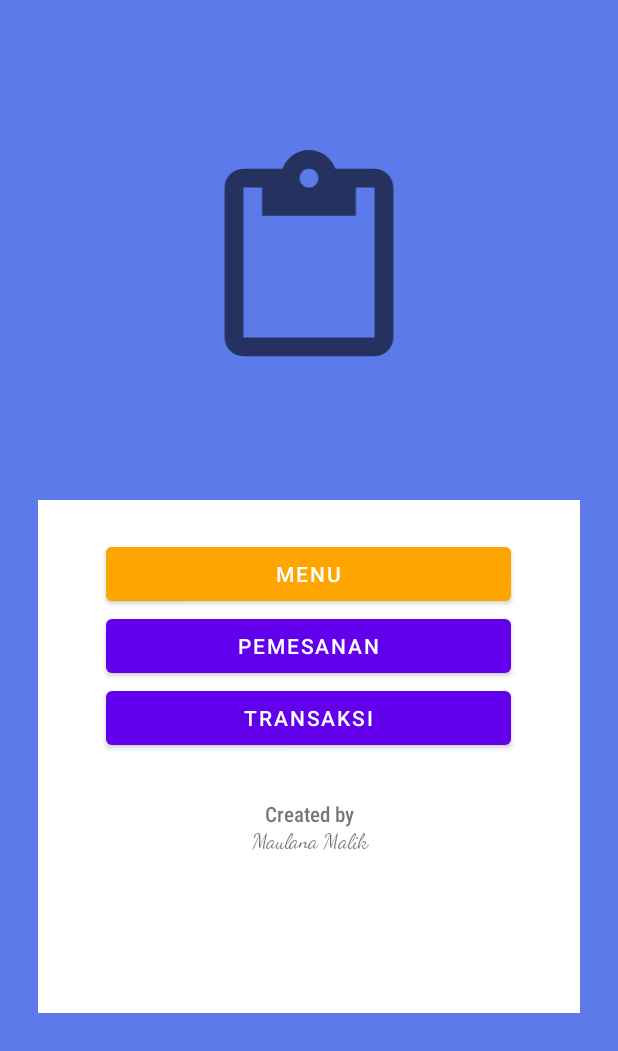
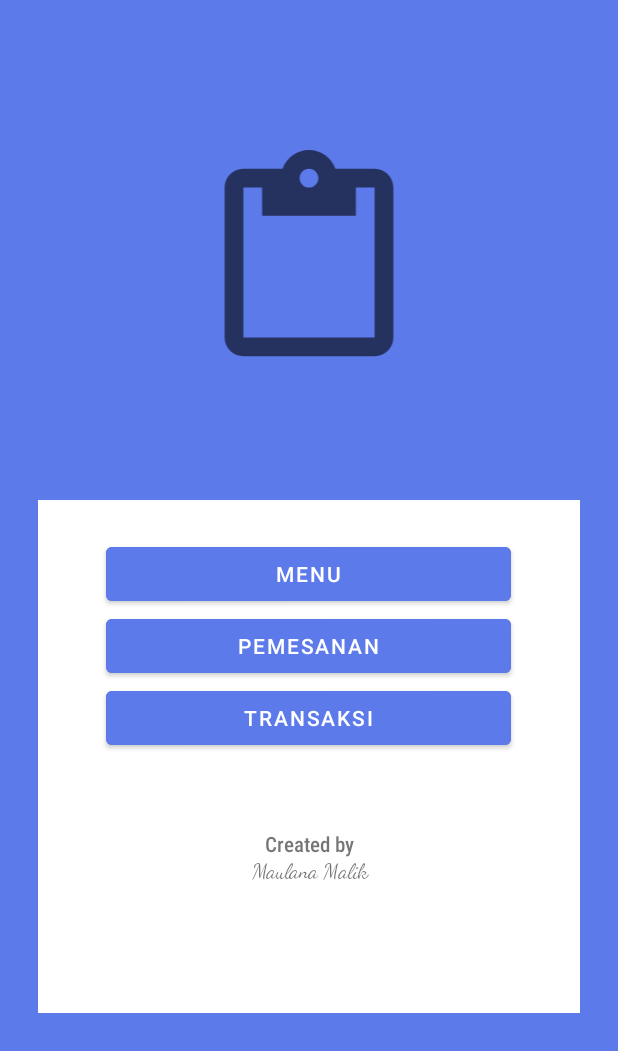
Before and after one commit to Laanaa/SetupProject, an Android app: the screen it shows after launch (MainActivity), on a phone screen of 412 x 824 dp, the part 185-1236 px from its top. Run offline under Robolectric (Android 15) with nearby library versions, the phone set to English and light mode, and no system bars.

Commit message:
Edit menu button main activity

```diff
--- a/app/src/main/res/layout/activity_main.xml
+++ b/app/src/main/res/layout/activity_main.xml
@@ -57,31 +57,36 @@
                 android:layout_height="wrap_content"
                 android:layout_gravity="center"
                 android:layout_marginTop="25dp"
-                android:backgroundTint="@color/btnColor"
+                android:backgroundTint="@color/blue"
                 android:onClick="onStartMenuActivity"
-                android:text="Menu" />
+                android:text="Menu"
+                android:textColor="@color/white" />
 
             <Button
                 android:id="@+id/button13"
                 android:layout_width="270dp"
                 android:layout_height="wrap_content"
                 android:layout_gravity="center"
+                android:backgroundTint="@color/blue"
                 android:onClick="onStartOrderActivity"
-                android:text="Pemesanan" />
+                android:text="Pemesanan"
+                android:textColor="@color/white" />
 
             <Button
                 android:id="@+id/button12"
                 android:layout_width="270dp"
                 android:layout_height="wrap_content"
                 android:layout_gravity="center"
+                android:backgroundTint="@color/blue"
                 android:onClick="onStartTransactionActivity"
-                android:text="Transaksi" />
+                android:text="Transaksi"
+                android:textColor="@color/white" />
 
             <TextView
                 android:id="@+id/textView5"
                 android:layout_width="match_parent"
                 android:layout_height="wrap_content"
-                android:layout_marginTop="30dp"
+                android:layout_marginTop="50dp"
                 android:fontFamily="sans-serif-condensed-medium"
                 android:text="Created by"
                 android:textAlignment="center" />
--- a/app/src/main/res/layout/list_layout_menu.xml
+++ b/app/src/main/res/layout/list_layout_menu.xml
@@ -14,7 +14,7 @@
         android:layout_height="110dp"
         android:scaleType="centerCrop"
         android:src="@drawable/ic_launcher_background"
-        app:srcCompat="@drawable/_38483109" />
+        app:srcCompat="@drawable/ic_launcher_foreground" />
 
     <LinearLayout
         android:layout_width="match_parent"
```
